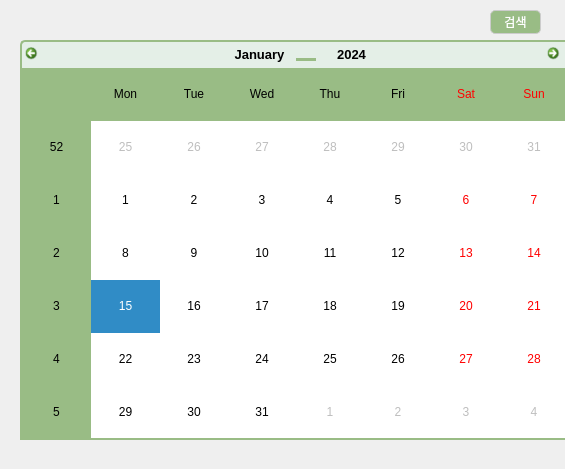
The window that calenderwidget.ui (kky107102/qt_scheduler) describes before a commit, drawn with Qt 5.
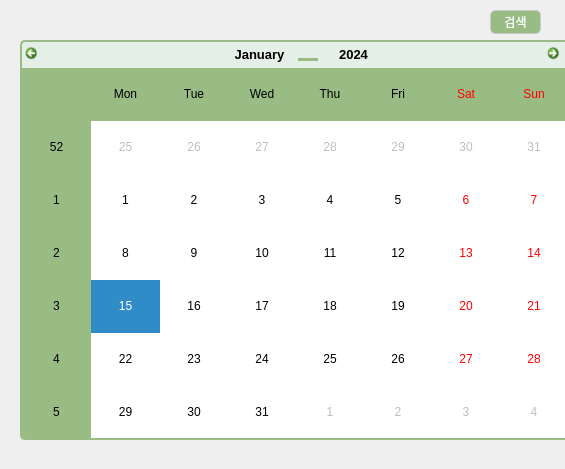
The same window after the commit. Icons and pictures are not drawn.

The edit to the form file:
```diff
--- a/calenderwidget.ui
+++ b/calenderwidget.ui
@@ -109,7 +109,7 @@
     font-size: 13px;
     margin: 5px 0;
     border-radius: 5px;
-    pading: 0px 2px;
+    padding: 0px 2px;
     background-color: #E4EFE7
 }
 
@@ -173,7 +173,7 @@
 #calendarWidget QToolButton::menu-indicator {
     /* remove the toolButton arrowa */
     /* image: none */
-    nosubcontrol-orign: margin;
+    subcontrol-origin: margin;
     subcontrol-position: right center;
     margin-top: 10px;
     width: 20px;
@@ -187,7 +187,7 @@
 
     border: 2px solid #99BC85;
     border-top: 0px;
-    border-bottom-left-radious: 5px;
+    border-bottom-left-radius: 5px;
     border-bottom-right-radius: 5px;
     background-color: #fff;
 }
```
Left out of the diff: 2 changed lines with no effect on the pictures.
